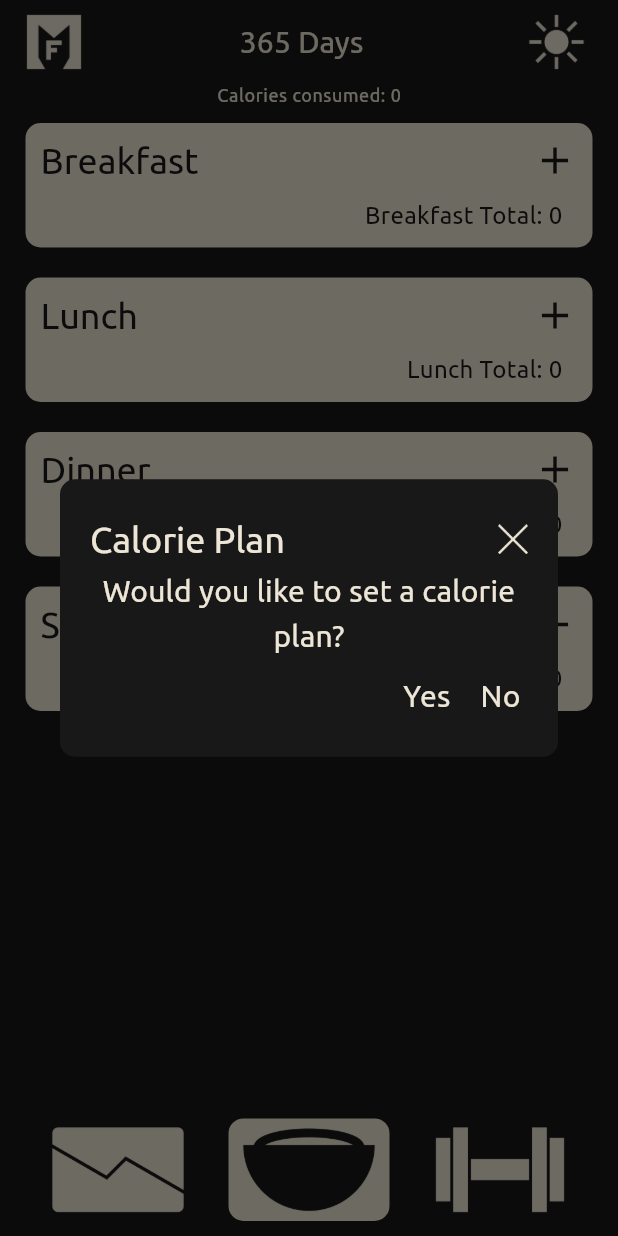
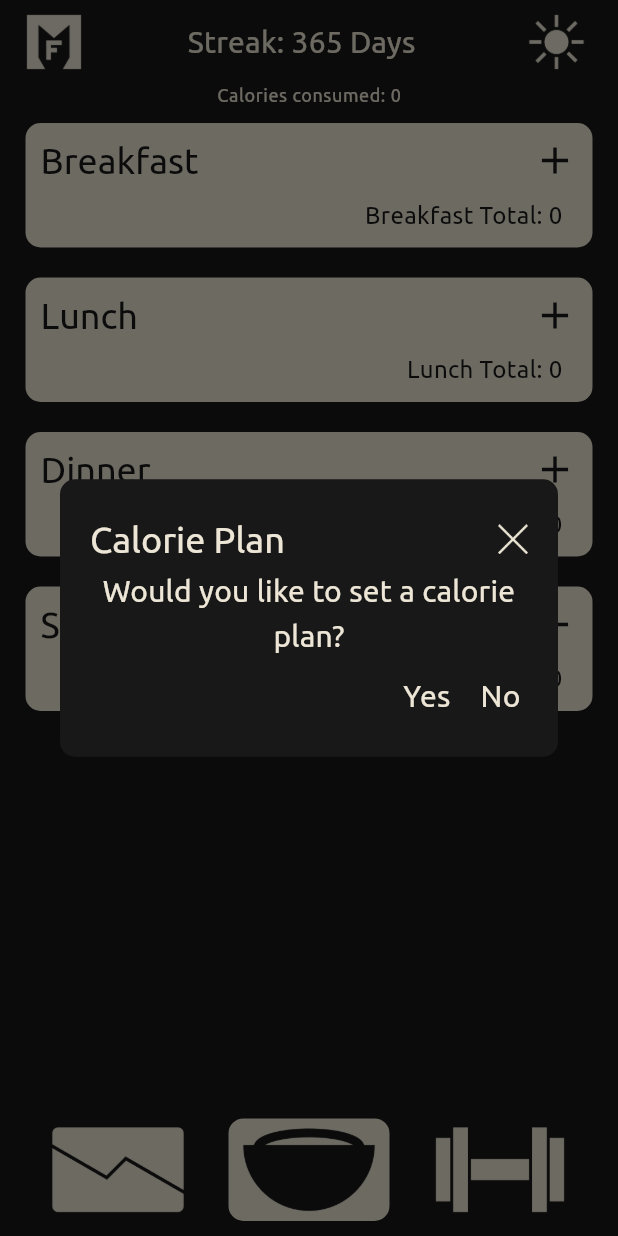
Before and after one commit to Myoro/MyoroFitness, a Flutter app: the screen it shows after launch, on a phone screen of 412 x 824 dp. Run offline on Flutter 3.47's test engine with Material 3 defaults, Android fonts, the phone set to English and light mode, and no system bars; our stand-ins replace flutter_bloc, sqflite, sqflite_common_ffi; missing offline and left inert: qr_code_scanner, window_manager; accounts and stored records are empty; project files that could hold a hidden picture were left out.

Commit message:
Gotta stop for now

```diff
--- a/myoro_fitness/lib/widgets/buttons/text_hover_button.dart
+++ b/myoro_fitness/lib/widgets/buttons/text_hover_button.dart
@@ -4,12 +4,14 @@ class TextHoverButton extends StatefulWidget {
   final String title;
   final Function onTap;
   final Border? border;
+  final double? width;
 
   const TextHoverButton({
     super.key,
     required this.title,
     required this.onTap,
-    this.border
+    this.border,
+    this.width
   });
 
   @override
@@ -28,6 +30,7 @@ class _TextHoverButtonState extends State<TextHoverButton> {
       onHover: (hovered) => setState(() { this.hovered = hovered; }),
       splashColor: Colors.transparent,
       child: Container(
+        width: widget.width,
         decoration: BoxDecoration(
           borderRadius: BorderRadius.circular(10),
           color:        hovered ? theme.colorScheme.onPrimary : null,
--- a/myoro_fitness/lib/widgets/navigation_bar/footer_navigation_bar.dart
+++ b/myoro_fitness/lib/widgets/navigation_bar/footer_navigation_bar.dart
@@ -1,4 +1,6 @@
 import "package:flutter/material.dart";
+import "package:flutter_bloc/flutter_bloc.dart";
+import "package:myoro_fitness/bloc/page_control_bloc.dart";
 import "package:myoro_fitness/widgets/buttons/button_without_feedback.dart";
 
 class FooterNavigationBar extends StatefulWidget {
@@ -19,15 +21,18 @@ class _FooterNavigationBarState extends State<FooterNavigationBar> {
     final List<Map<String, dynamic>> buttons = [
       {
         "primary":  "assets/img/Tracking${darkMode ? 'Dark' : 'Light'}.png",
-        "selected": "assets/img/Tracking${darkMode ? 'Light' : 'Dark'}.png"
+        "selected": "assets/img/Tracking${darkMode ? 'Light' : 'Dark'}.png",
+        "onTap":    () => BlocProvider.of<PageControlBloc>(context).add(ChangePageEvent(PageControlEnum.tracking))
       },
       {
         "primary":  "assets/img/Calories${darkMode ? 'Dark' : 'Light'}.png",
-        "selected": "assets/img/Calories${darkMode ? 'Light' : 'Dark'}.png"
+        "selected": "assets/img/Calories${darkMode ? 'Light' : 'Dark'}.png",
+        "onTap":    () => BlocProvider.of<PageControlBloc>(context).add(ChangePageEvent(PageControlEnum.calories))
       },
       {
         "primary":  "assets/img/Workouts${darkMode ? 'Dark' : 'Light'}.png",
-        "selected": "assets/img/Workouts${darkMode ? 'Light' : 'Dark'}.png"
+        "selected": "assets/img/Workouts${darkMode ? 'Light' : 'Dark'}.png",
+        "onTap":    () => BlocProvider.of<PageControlBloc>(context).add(ChangePageEvent(PageControlEnum.workouts))
       }
     ];
 
@@ -36,7 +41,7 @@ class _FooterNavigationBarState extends State<FooterNavigationBar> {
       children: [
         for(int i = 0; i < buttons.length; i++)
           ButtonWithoutFeedback(
-            onTap: () => setState(() { selected = i; }),
+            onTap: () { buttons[i]["onTap"](); setState(() { selected = i; }); },
             child: Padding(
               padding: const EdgeInsets.all(10),
               child: Container(
--- a/myoro_fitness/lib/widgets/top_bars/main_screen_top_bar.dart
+++ b/myoro_fitness/lib/widgets/top_bars/main_screen_top_bar.dart
@@ -23,7 +23,7 @@ class MainScreenTopBar extends StatelessWidget implements PreferredSizeWidget {
                 height: 40
               ),
               const Spacer(),
-              if(MediaQuery.of(context).size.width > 300) Text("365 Days", style: theme.textTheme.titleMedium),
+              if(MediaQuery.of(context).size.width > 300) Text("Streak: 365 Days", style: theme.textTheme.titleMedium),
               const Spacer(),
               InkWell(
                 onTap: () => BlocProvider.of<DarkModeBloc>(context).add(ToggleDarkModeEvent()),
```
Also changed, not shown: myoro_fitness/lib/pages/tracking_page.dart (+65 -1 lines), 3 other files.
